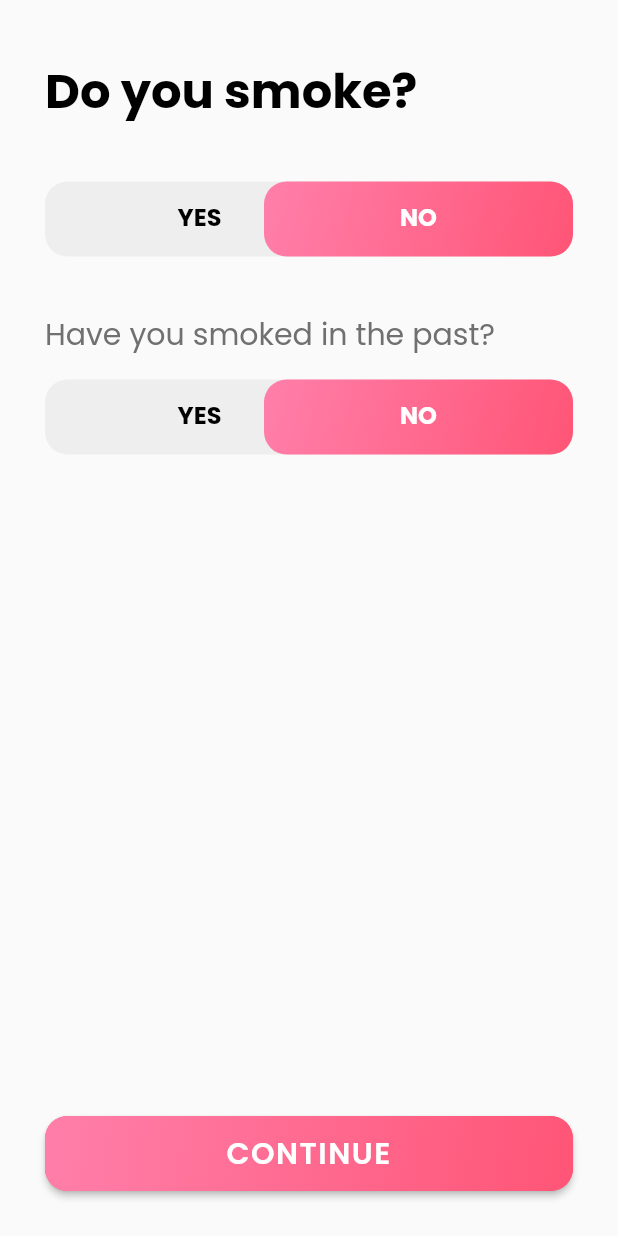
After one commit to heacare/superapp_archive, a Flutter app: the OnboardingSmokingScreen screen opened directly, on a phone screen of 412 x 824 dp. The commit adds this screen. Run offline on Flutter 3.47's test engine with Material 2 defaults, Android fonts, the phone set to English and light mode, and no system bars; our stand-ins replace cloud_firestore, country_picker, date_time_picker, firebase_auth, firebase_core, firebase_storage and 7 more; missing offline and left inert: colorful_safe_area, health, markdown; accounts and stored records are empty; network calls fail.

Commit message:
feat: onboarding smoking page

```diff
--- a/lib/screens/onboarding.dart
+++ b/lib/screens/onboarding.dart
@@ -7,11 +7,13 @@ import 'package:hea/screens/home.dart';
 import 'package:hea/screens/onboarding/start.dart';
 import 'package:hea/screens/onboarding/health_setup.dart';
 import 'package:hea/screens/onboarding/basic_info.dart';
+import 'package:hea/screens/onboarding/smoking.dart';
 
 enum OnboardingStep {
   health_sync,
   starter,
   basic_info,
+  smoking,
 
   end,
 }
@@ -59,6 +61,9 @@ class _OnboardingScreenState extends State<OnboardingScreen> {
       case OnboardingStep.basic_info:
         nextScreen = OnboardingBasicInfoScreen();
         break;
+      case OnboardingStep.smoking:
+        nextScreen = OnboardingSmokingScreen();
+        break;
       case OnboardingStep.end:
       default:
         // Push to Firestore
--- a/lib/screens/onboarding/basic_info.dart
+++ b/lib/screens/onboarding/basic_info.dart
@@ -188,7 +188,7 @@ class OnboardingBasicInfoScreenState extends State<OnboardingBasicInfoScreen> {
                          try {
                            Map<String, dynamic> res = _validateEntries();
                            Navigator.of(context, rootNavigator: true).pop(OnboardingStepReturn(
-                               nextStep: OnboardingStep.basic_info,
+                               nextStep: OnboardingStep.smoking,
                                returnData: res,
                              ));
                          } on String catch (e) {
--- /dev/null
+++ b/lib/screens/onboarding/smoking.dart
@@ -0,0 +1,134 @@
+import 'package:flutter/material.dart';
+import 'package:flutter_form_builder/flutter_form_builder.dart';
+import 'package:flutter_svg/flutter_svg.dart';
+
+import 'package:hea/data/user_repo.dart';
+import 'package:hea/providers/auth.dart';
+import 'package:hea/screens/home.dart';
+import 'package:hea/screens/onboarding.dart';
+import 'package:hea/widgets/navigable_text.dart';
+import 'package:hea/widgets/gradient_button.dart';
+import 'package:hea/widgets/safearea_container.dart';
+import 'package:hea/widgets/switch_button.dart';
+
+class OnboardingSmokingScreen extends StatefulWidget {
+  OnboardingSmokingScreen({Key? key}) : super(key: key);
+
+  @override
+  State<OnboardingSmokingScreen> createState() => OnboardingSmokingScreenState();
+}
+
+class OnboardingSmokingScreenState extends State<OnboardingSmokingScreen> {
+  final _formKey = GlobalKey<FormState>();
+
+  bool smokes = false;
+  bool past_smokes = false;
+  final _packs = TextEditingController(text: "1");
+
+  _validateEntries() {
+    if (smokes || past_smokes) {
+      if (_packs.text == '') {
+        throw 'Please enter the packs you smoke(d) a day!';
+      }
+    }
+
+    Map<String, dynamic> res = <String, dynamic> {
+      "smokes": smokes,
+    };
+
+    if (past_smokes) {
+      res["past_smokes"] = past_smokes;
+    }
+
+    if (smokes || past_smokes) {
+      res["smoke_packs"] = _packs.text;
+    }
+
+    return res;
+  }
+
+  Widget _buildForm() {
+    List<Widget> children = [
+      Padding(
+        child: Text("Do you smoke?",
+          style: Theme.of(context).textTheme.headline1),
+        padding: const EdgeInsets.symmetric(vertical: 16.0)),
+      const SizedBox(height: 24.0),
+      SwitchButton(
+        selected: smokes,
+        onChange: (bool selected) {
+          setState(() { smokes = selected; });
+        },
+      ),
+    ];
+
+    if (!smokes) {
+      children.addAll([
+        const SizedBox(height: 24.0),
+        Padding(
+          child: Text("Have you smoked in the past?",
+            style: Theme.of(context).textTheme.headline2),
+          padding: const EdgeInsets.symmetric(vertical: 16.0)),
+        SwitchButton(
+          selected: past_smokes,
+          onChange: (bool selected) {
+            setState(() { past_smokes = selected; });
+          },
+        ),
+      ]);
+    }
+
+    if (smokes || past_smokes) {
+      children.addAll([
+        const SizedBox(height: 24.0),
+        Padding(
+          child: Text("Have many packs a day?",
+            style: Theme.of(context).textTheme.headline2),
+          padding: const EdgeInsets.symmetric(vertical: 16.0)),
+        TextFormField(
+          controller: _packs,
+          validator: FormBuilderValidators.numeric(context),
+          keyboardType: TextInputType.number
+        )
+      ]);
+    }
+
+    return Form (
+      key: _formKey,
+      child: Column(crossAxisAlignment: CrossAxisAlignment.stretch, children: children)
+    );
+  }
+
+  @override
+  Widget build(BuildContext context) {
+    return Scaffold(
+      // Enabling the safe area
+      body: SafeArea(
+        child: Container(
+          padding: const EdgeInsets.all(30.0),
+          child: Column( children: [
+            _buildForm(),
+            Expanded ( child: Align (
+              alignment: Alignment.bottomCenter,
+              child: GradientButton (
+                text: "CONTINUE",
+                onPressed: () {
+                  try {
+                    Map<String, dynamic> res = _validateEntries();
+                    Navigator.of(context, rootNavigator: true).pop(OnboardingStepReturn(
+                        nextStep: OnboardingStep.smoking,
+                        returnData: res,
+                      ));
+                  } on String catch (e) {
+                    ScaffoldMessenger.of(context)
+                        .showSnackBar(SnackBar(content: Text(e)));
+                  }
+                },
+              ),
+            )),
+          ]),
+        ),
+      ),
+    );
+  }
+}
--- /dev/null
+++ b/lib/widgets/switch_button.dart
@@ -0,0 +1,129 @@
+import 'package:flutter/material.dart';
+
+Color selectedColor = Colors.white;
+Color nonselectedColor = Colors.black;
+
+class SwitchButton extends StatefulWidget {
+  SwitchButton({Key? key, this.selected = false, required this.onChange})
+      : super(key: key);
+
+  bool selected;
+  Function onChange;
+
+  @override
+  SwitchButtonState createState() => SwitchButtonState();
+}
+
+class SwitchButtonState extends State<SwitchButton> {
+  Color aColor = selectedColor;
+  Color bColor = nonselectedColor;
+  double xAlign = 1.0;
+
+  @override
+  void initState() {
+    super.initState();
+
+    xAlign = 1;
+    aColor = selectedColor;
+    bColor = nonselectedColor;
+  }
+
+  @override
+  Widget build(BuildContext context) {
+    double width = MediaQuery.of(context).size.width;
+    double height = 50.0;
+
+    if (widget.selected) {
+      xAlign = -1;
+      aColor = selectedColor;
+      bColor = nonselectedColor;
+    } else {
+      xAlign = 1;
+
+      aColor = nonselectedColor;
+      bColor = selectedColor;
+    }
+
+    BoxDecoration selectedDecoration = BoxDecoration (
+      gradient: LinearGradient(
+        begin: Alignment.topLeft,
+        end: Alignment.bottomRight,
+        colors: [
+          Theme.of(context).colorScheme.secondary,
+          Theme.of(context).colorScheme.primary
+        ],
+      ),
+      borderRadius: BorderRadius.all(
+        Radius.circular(15.0),
+      ),
+    );
+
+    return Container (
+      width: width,
+      height: height,
+      decoration: BoxDecoration (
+        color: Colors.grey[200],
+        borderRadius: BorderRadius.all(Radius.circular(15.0)),
+      ),
+      child: Stack (
+        children: [
+          AnimatedAlign(
+            alignment: Alignment(xAlign, 0),
+            duration: Duration(milliseconds: 300),
+            child: Container(
+              width: width * 0.5,
+              height: height,
+              decoration: selectedDecoration,
+            ),
+          ),
+          GestureDetector(
+            onTap: () {
+              setState(() {
+                widget.selected = true;
+                widget.onChange(widget.selected);
+              });
+            },
+            child: Align(
+              alignment: Alignment(-1, 0),
+              child: Container(
+                width: width * 0.5,
+                color: Colors.transparent,
+                alignment: Alignment.center,
+                child: Text(
+                  'YES',
+                  style: TextStyle(
+                    color: aColor,
+                    fontWeight: FontWeight.bold,
+                  ),
+                ),
+              ),
+            ),
+          ),
+          GestureDetector(
+            onTap: () {
+              setState(() {
+                widget.selected = false;
+                widget.onChange(widget.selected);
+              });
+            },
+            child: Align(
+              alignment: Alignment(1, 0),
+              child: Container(
+                width: width * 0.5,
+                color: Colors.transparent,
+                alignment: Alignment.center,
+                child: Text(
+                  'NO',
+                  style: TextStyle(
+                    color: bColor,
+                    fontWeight: FontWeight.bold,
+                  ),
+                ),
+              ),
+            ),
+          ),
+        ],
+      ),
+    );
+  }
+}
```
